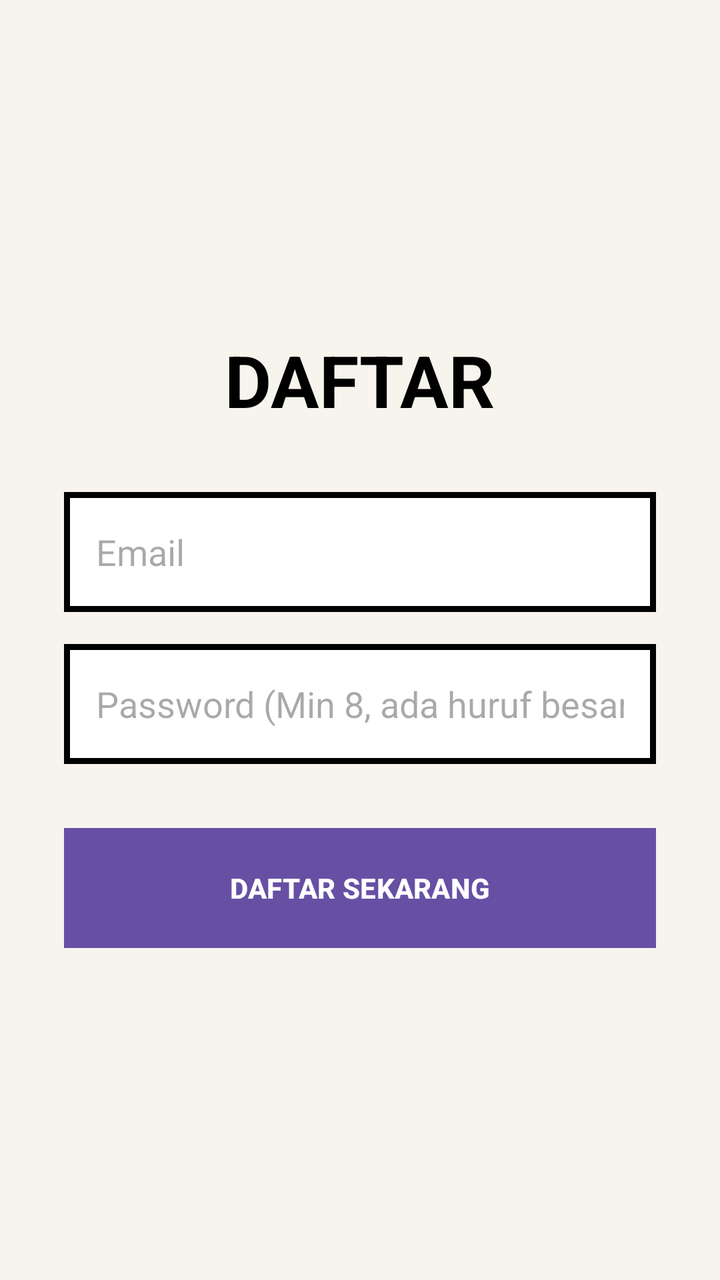
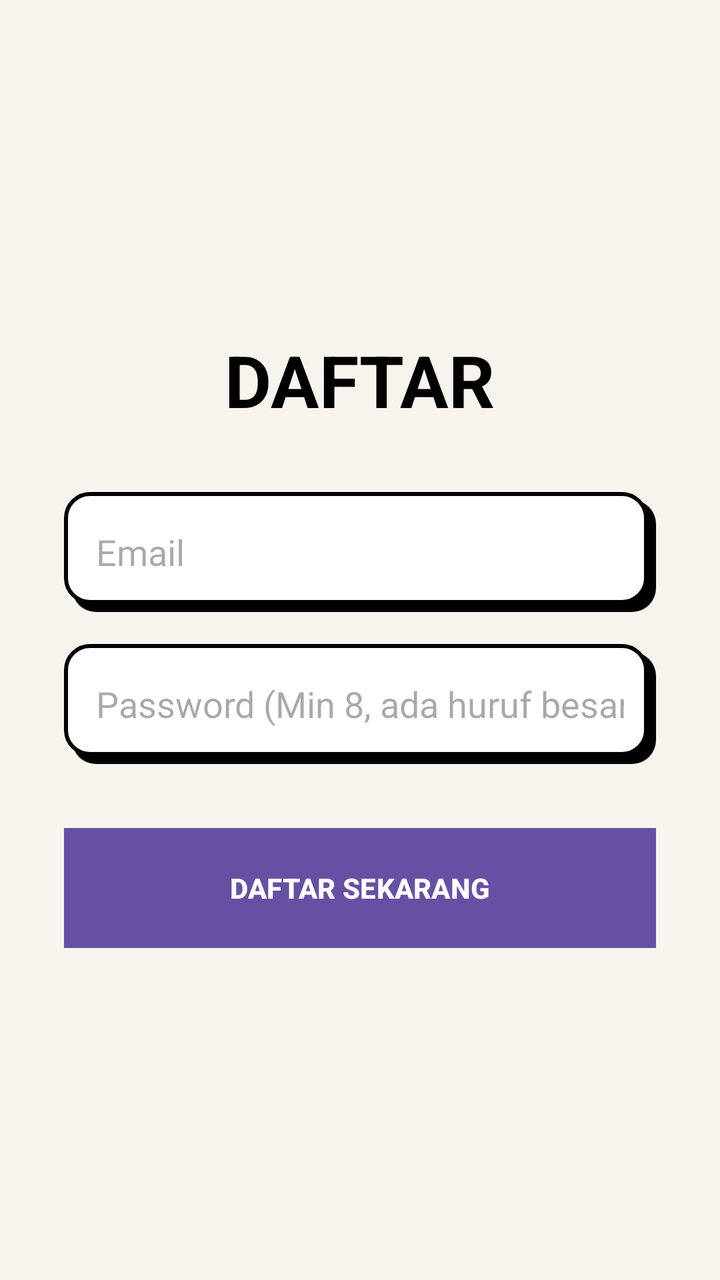

The first picture is an Android layout as it rendered before a commit; the second is the same layout after the commit. The layout source and the unified diff follow.
<!-- AndroidManifest.xml: application theme Theme.Material3.DayNight.NoActionBar -->
<!-- res/layout/activity_register.xml -->
<?xml version="1.0" encoding="utf-8"?>
<LinearLayout xmlns:android="http://schemas.android.com/apk/res/android"
    android:layout_width="match_parent"
    android:layout_height="match_parent"
    android:background="@color/nb_bg"
    android:orientation="vertical"
    android:padding="32dp"
    android:gravity="center">

    <TextView
        android:layout_width="wrap_content"
        android:layout_height="wrap_content"
        android:text="DAFTAR"
        android:textColor="@color/nb_black"
        android:textSize="36sp"
        android:textStyle="bold"
        android:layout_marginBottom="32dp" />

    
    <EditText
        android:id="@+id/etEmailReg"
        android:layout_width="match_parent"
        android:layout_height="60dp"
        android:background="@drawable/nb_edittext_bg"
        android:hint="Email"
        android:inputType="textEmailAddress"
        android:padding="16dp"
        android:textColor="@color/nb_black"
        android:layout_marginBottom="16dp"
        android:importantForAutofill="no"
        android:autofillHints="" />

    <EditText
        android:id="@+id/etPasswordReg"
        android:layout_width="match_parent"
        android:layout_height="60dp"
        android:background="@drawable/nb_edittext_bg"
        android:hint="Password (Min 8, ada huruf besar &amp; simbol)"
        android:inputType="textPassword"
        android:padding="16dp"
        android:textColor="@color/nb_black"
        android:layout_marginBottom="32dp"
        android:importantForAutofill="no"
        android:autofillHints="" />

    <Button
        android:id="@+id/btnDoRegister"
        android:layout_width="match_parent"
        android:layout_height="60dp"
        android:background="@drawable/nb_button_bg"
        android:text="DAFTAR SEKARANG"
        android:textColor="@color/nb_white"
        android:textStyle="bold" />

</LinearLayout>
<!-- resources referenced by this layout -->
<resources>
  <color name="nb_bg">#F7F4ED</color>
  <color name="nb_black">#000000</color>
  <color name="nb_white">#FFFFFF</color>
  <!-- drawable nb_button_bg (drawable) -->
  <?xml version="1.0" encoding="utf-8"?>
  <shape xmlns:android="http://schemas.android.com/apk/res/android">
      <solid android:color="@color/nb_black" />
      <stroke android:width="3dp" android:color="@color/nb_black" />
      <corners android:radius="0dp" />
  </shape>
  <!-- drawable nb_edittext_bg (drawable) -->
  <?xml version="1.0" encoding="utf-8"?>
  <shape xmlns:android="http://schemas.android.com/apk/res/android">
      <solid android:color="@color/nb_white" />
      <stroke android:width="3dp" android:color="@color/nb_black" />
      <corners android:radius="0dp" />
  </shape>
</resources>

<!-- the commit's change to res/layout/activity_register.xml (unified diff, before → after) -->
@@ -16,12 +16,11 @@
         android:textStyle="bold"
         android:layout_marginBottom="32dp" />
 
-    
     <EditText
         android:id="@+id/etEmailReg"
         android:layout_width="match_parent"
         android:layout_height="60dp"
-        android:background="@drawable/nb_edittext_bg"
+        android:background="@drawable/nb_box_white"
         android:hint="Email"
         android:inputType="textEmailAddress"
         android:padding="16dp"
@@ -34,7 +33,7 @@
         android:id="@+id/etPasswordReg"
         android:layout_width="match_parent"
         android:layout_height="60dp"
-        android:background="@drawable/nb_edittext_bg"
+        android:background="@drawable/nb_box_white"
         android:hint="Password (Min 8, ada huruf besar &amp; simbol)"
         android:inputType="textPassword"
         android:padding="16dp"
@@ -50,6 +49,8 @@
         android:background="@drawable/nb_button_bg"
         android:text="DAFTAR SEKARANG"
         android:textColor="@color/nb_white"
-        android:textStyle="bold" />
+        android:textStyle="bold"
+        android:foreground="?attr/selectableItemBackground"
+        android:stateListAnimator="@null" />
 
 </LinearLayout>
<!-- resource entries referenced after the edit -->
@@ -3,6 +3,25 @@
   <color name="nb_bg">#F7F4ED</color>
   <color name="nb_black">#000000</color>
   <color name="nb_white">#FFFFFF</color>
+  <!-- drawable nb_box_white (drawable) -->
+  <?xml version="1.0" encoding="utf-8"?>
+  <layer-list xmlns:android="http://schemas.android.com/apk/res/android">
+      
+      <item android:left="4dp" android:top="4dp">
+          <shape>
+              <solid android:color="@color/nb_black" />
+              <corners android:radius="12dp" />
+          </shape>
+      </item>
+      
+      <item android:right="4dp" android:bottom="4dp">
+          <shape>
+              <solid android:color="@color/nb_white" />
+              <stroke android:width="2dp" android:color="@color/nb_black" />
+              <corners android:radius="12dp" />
+          </shape>
+      </item>
+  </layer-list>
   <!-- drawable nb_button_bg (drawable) -->
   <?xml version="1.0" encoding="utf-8"?>
   <shape xmlns:android="http://schemas.android.com/apk/res/android">
@@ -10,12 +29,5 @@
       <stroke android:width="3dp" android:color="@color/nb_black" />
       <corners android:radius="0dp" />
   </shape>
-  <!-- drawable nb_edittext_bg (drawable) -->
-  <?xml version="1.0" encoding="utf-8"?>
-  <shape xmlns:android="http://schemas.android.com/apk/res/android">
-      <solid android:color="@color/nb_white" />
-      <stroke android:width="3dp" android:color="@color/nb_black" />
-      <corners android:radius="0dp" />
-  </shape>
 </resources>
 
